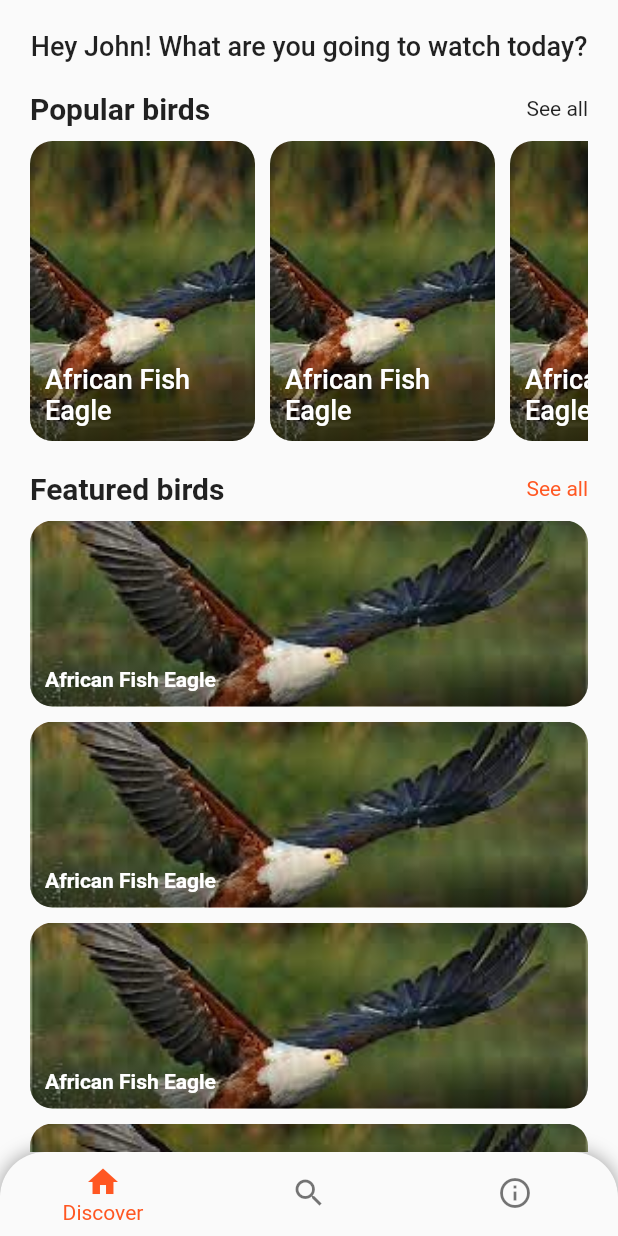
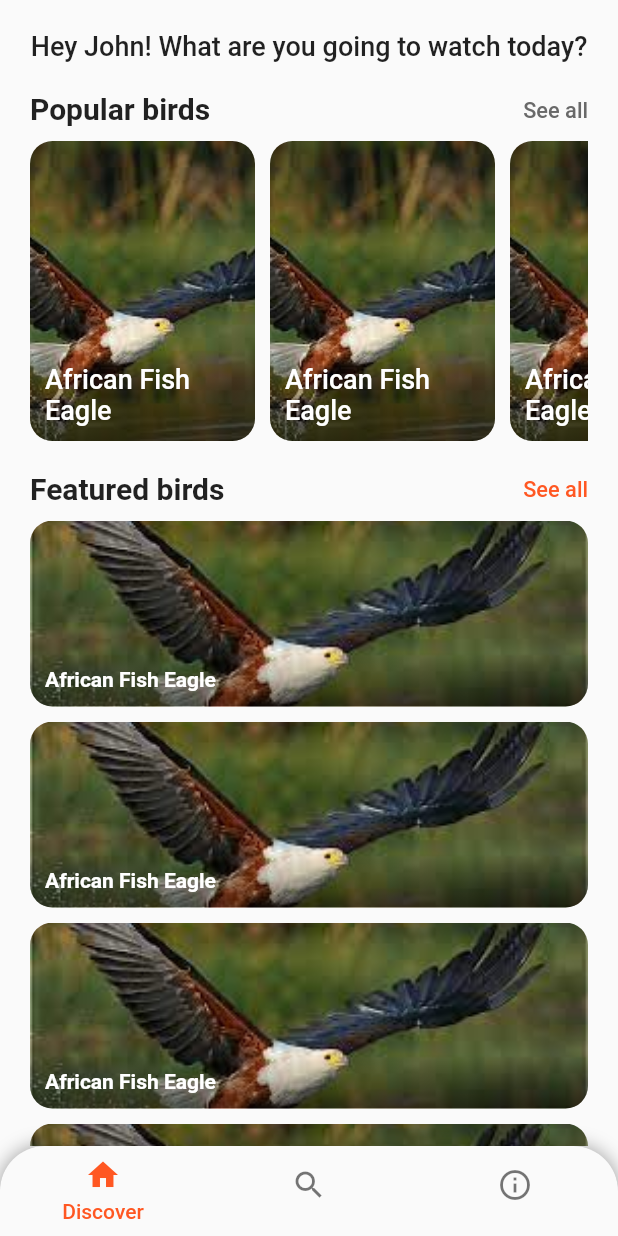
Before and after one commit to Digolodollarz/zim-birds, a Flutter app: the screen it shows after launch, on a phone screen of 412 x 824 dp. Run offline on Flutter 3.47's test engine with Material 2 defaults, Android fonts, the phone set to English and light mode, and no system bars.

Commit message:
A bit of theming.

```diff
--- a/lib/main.dart
+++ b/lib/main.dart
@@ -12,7 +12,7 @@ class MyApp extends StatelessWidget {
   Widget build(BuildContext context) {
     return MaterialApp(
       title: 'Zim Birds',
-      theme: appTheme,
+      theme: appTheme(),
       home: HomePage(),
     );
   }
--- a/lib/src/theme.dart
+++ b/lib/src/theme.dart
@@ -1,6 +1,6 @@
 import 'package:flutter/material.dart';
 
-ThemeData appTheme = ThemeData(
+ThemeData appTheme() => ThemeData(
       primaryColor: Colors.deepOrange,
       textTheme: TextTheme(
         headline6: TextStyle(
@@ -8,12 +8,19 @@ ThemeData appTheme = ThemeData(
           fontSize: 18,
         ),
         headline5: TextStyle(
-      fontWeight: FontWeight.w600,
+          fontWeight: FontWeight.w700,
           fontSize: 20,
         ),
         headline4: TextStyle(
           fontWeight: FontWeight.w500,
           fontSize: 24,
         ),
+        bodyText1: TextStyle(color: Color(0xFF494949)),
+        bodyText2: TextStyle(
+          color: Color(0xFF696969),
+          fontSize: 14.5,
+          fontWeight: FontWeight.w500,
+          height: 1.5
+        ),
       ),
     );
```
Lines whose indentation alone changed are shown as unchanged.
